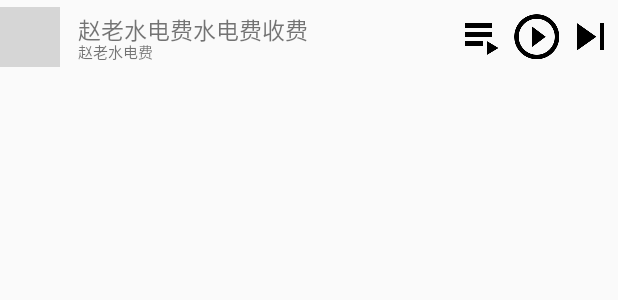
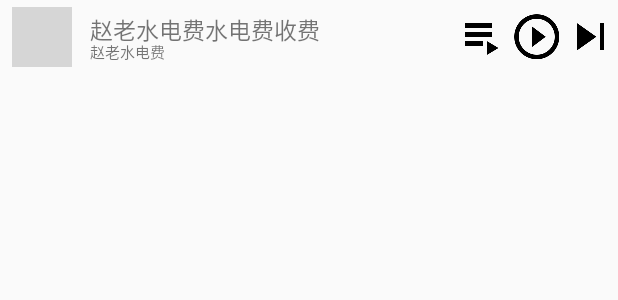
Before and after one commit to qintong91/RockerFmAndroid, an Android app: the layout music_bar.xml on its own in the app's theme, with its tools: preview values and no code run, on a phone screen of 412 x 824 dp. Shown: the top 300 px of the screen. Run offline under Robolectric (Android 15) with nearby library versions, the phone set to English and light mode, and no system bars; plain views replace SimpleDraweeView; grey boxes are pictures that could not be loaded.

Commit message:
修改music bar 图片边距
Signed-off-by: qintong1 <qintong1@xiaomi.com>

```diff
--- a/app/src/main/res/layout/music_bar.xml
+++ b/app/src/main/res/layout/music_bar.xml
@@ -10,7 +10,7 @@
         android:layout_alignParentLeft="true"
         android:layout_centerVertical="true"
         android:background="@color/common_signin_btn_light_text_default"
-        android:paddingLeft="@dimen/music_bar_horizontal_padding"/>
+        android:layout_marginLeft="@dimen/music_bar_image_horizontal_padding"/>
 
     <TextView
         android:id="@+id/tv_music"
--- a/app/src/main/res/values/dimens.xml
+++ b/app/src/main/res/values/dimens.xml
@@ -10,5 +10,5 @@
     <dimen name="music_bar_img_height">40dp</dimen>
     <dimen name="music_name_textsize">15sp</dimen>
     <dimen name="music_artists_textsize">10sp</dimen>
-
+    <dimen name="music_bar_image_horizontal_padding">8dp</dimen>
 </resources>
```
